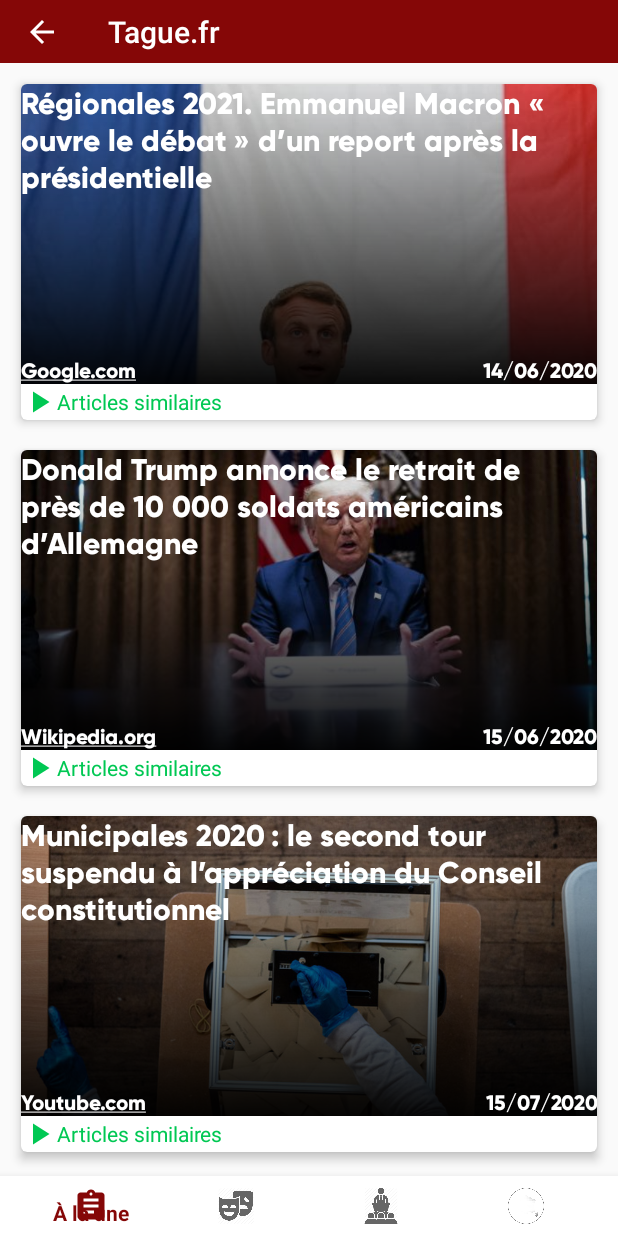
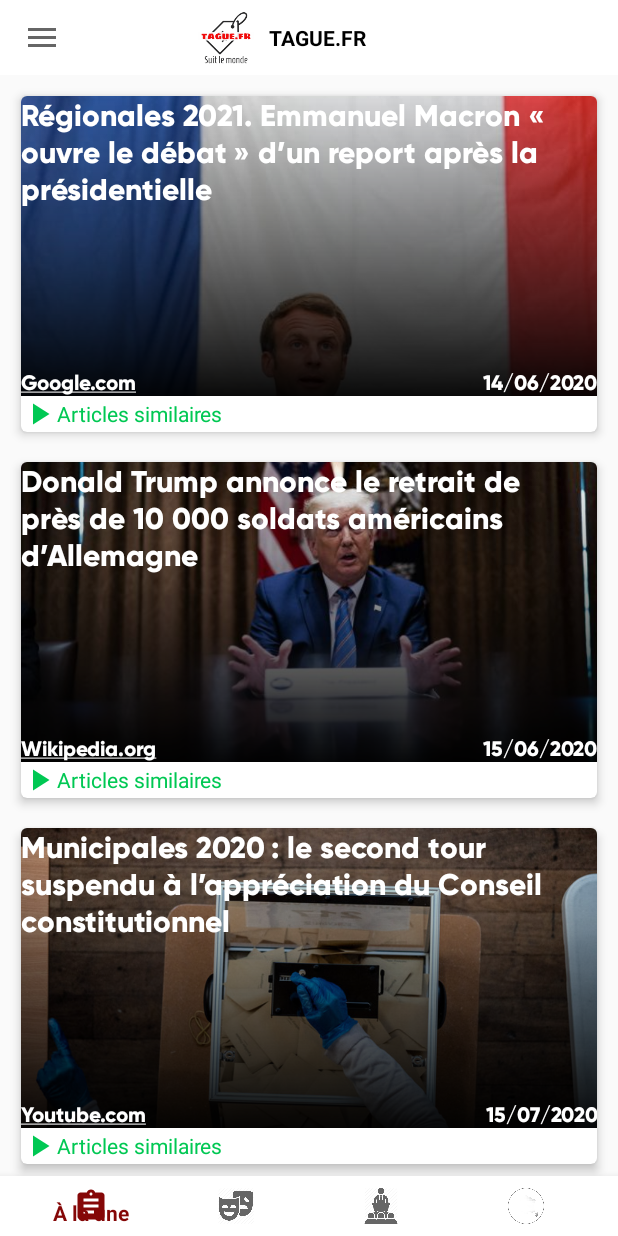
Before and after one commit to StefanStefanovski/tague.fr, an Android app: the screen it shows after launch (MainActivity), on a phone screen of 412 x 824 dp. Run offline under Robolectric (Android 15) with nearby library versions, the phone set to English and light mode, and no system bars.

Commit message:
update toolbar, hamburger icon

```diff
--- a/Taguefr/app/src/main/java/com/example/taguefr/MainActivity.java
+++ b/Taguefr/app/src/main/java/com/example/taguefr/MainActivity.java
@@ -1,6 +1,7 @@
 package com.example.taguefr;
 
 import androidx.annotation.NonNull;
+import androidx.appcompat.app.ActionBarDrawerToggle;
 import androidx.appcompat.app.AppCompatActivity;
 
 import android.graphics.Color;
@@ -23,6 +24,7 @@ public class MainActivity extends AppCompatActivity {
     private DrawerLayout drawerLayout;
     private NavigationView nvDrawer;
     private Toolbar  toolbar;
+    private DrawerLayout mDrawer;
     @Override
     protected void onCreate(Bundle savedInstanceState) {
         super.onCreate(savedInstanceState);
@@ -34,6 +36,14 @@ public class MainActivity extends AppCompatActivity {
         getSupportActionBar().setDisplayHomeAsUpEnabled(true);
 
         drawerLayout = (DrawerLayout)findViewById(R.id.drawer_layout);
+
+        // Find our drawer view
+        mDrawer = (DrawerLayout) findViewById(R.id.drawer_layout);
+        ActionBarDrawerToggle drawerToggle = setupDrawerToggle();
+        // Setup toggle to display hamburger icon with nice animation
+        drawerToggle.setDrawerIndicatorEnabled(true);
+        drawerToggle.syncState();
+
 
         nvDrawer = (NavigationView)findViewById(R.id.nvView);
         setupDrawerContent(nvDrawer);
@@ -50,6 +60,12 @@ public class MainActivity extends AppCompatActivity {
         FragmentManager fragmentManager = getSupportFragmentManager();
         fragmentManager.beginTransaction().replace(R.id.flContent, fragment).commit();
 
+    }
+
+    private ActionBarDrawerToggle setupDrawerToggle() {
+        // NOTE: Make sure you pass in a valid toolbar reference.  ActionBarDrawToggle() does not require it
+        // and will not render the hamburger icon without it.
+        return new ActionBarDrawerToggle(this, mDrawer, toolbar, R.string.drawer_open,  R.string.drawer_close);
     }
 
     @Override
--- a/Taguefr/app/src/main/res/layout/activity_main.xml
+++ b/Taguefr/app/src/main/res/layout/activity_main.xml
@@ -5,6 +5,7 @@
     android:id="@+id/drawer_layout"
     android:layout_width="match_parent"
     android:layout_height="match_parent"
+
     >
     <androidx.coordinatorlayout.widget.CoordinatorLayout
         android:layout_width="match_parent"
@@ -20,7 +21,7 @@
         <include
             layout="@layout/toolbar"
             android:layout_width="match_parent"
-            android:layout_height="42dp"
+            android:layout_height="50dp"
             android:fontFamily="@font/g_bold"
             />
 
--- a/Taguefr/app/src/main/res/layout/toolbar.xml
+++ b/Taguefr/app/src/main/res/layout/toolbar.xml
@@ -6,6 +6,27 @@
     android:layout_width="match_parent"
     android:fitsSystemWindows="true"
     android:minHeight="?attr/actionBarSize"
-    app:theme="@style/ThemeOverlay.AppCompat.Dark.ActionBar"
-    android:background="?attr/colorPrimaryDark">
+    app:theme="@style/Theme.Design.Light.NoActionBar"
+    android:background="#FFFFFF"
+    >
+
+    <LinearLayout
+        android:layout_width="match_parent"
+        android:layout_height="match_parent"
+        android:gravity="center_horizontal"
+        android:orientation="horizontal"
+        android:layout_marginRight="110dp">
+        <ImageView
+            android:layout_width="40dp"
+            android:layout_height="match_parent"
+            android:src="@drawable/logo_tague_fr2"
+            android:layout_marginRight="10dp"/>
+        <TextView
+            android:layout_width="wrap_content"
+            android:layout_height="match_parent"
+            android:text="TAGUE.FR"
+            android:textColor="#000000"
+            android:textStyle="bold"
+            android:gravity="center"/>
+    </LinearLayout>
 </androidx.appcompat.widget.Toolbar>
--- a/Taguefr/app/src/main/res/values/strings.xml
+++ b/Taguefr/app/src/main/res/values/strings.xml
@@ -1,3 +1,6 @@
 <resources>
     <string name="app_name">Tague.fr</string>
+
+    <string name="drawer_open">Open navigation drawer</string>
+    <string name="drawer_close">Close navigation drawer</string>
 </resources>
--- a/Taguefr/app/src/main/res/values/styles.xml
+++ b/Taguefr/app/src/main/res/values/styles.xml
@@ -4,7 +4,7 @@
     <style name="AppTheme" parent="Theme.AppCompat.Light.NoActionBar">
         <!-- Customize your theme here. -->
         <item name="colorPrimary">#850707</item>
-        <item name="colorPrimaryDark">#850707</item>
+        <item name="colorPrimaryDark">#BABCB7B7</item>
         <item name="colorAccent">@color/colorAccent</item>
     </style>
 
```
Also changed, not shown: Taguefr/app/src/main/java/com/example/taguefr/Fragments/JournauxFragment.java (+0 -11 lines), Taguefr/app/src/main/res/drawable/logo_tague_fr2.png (added), 1 other file.
